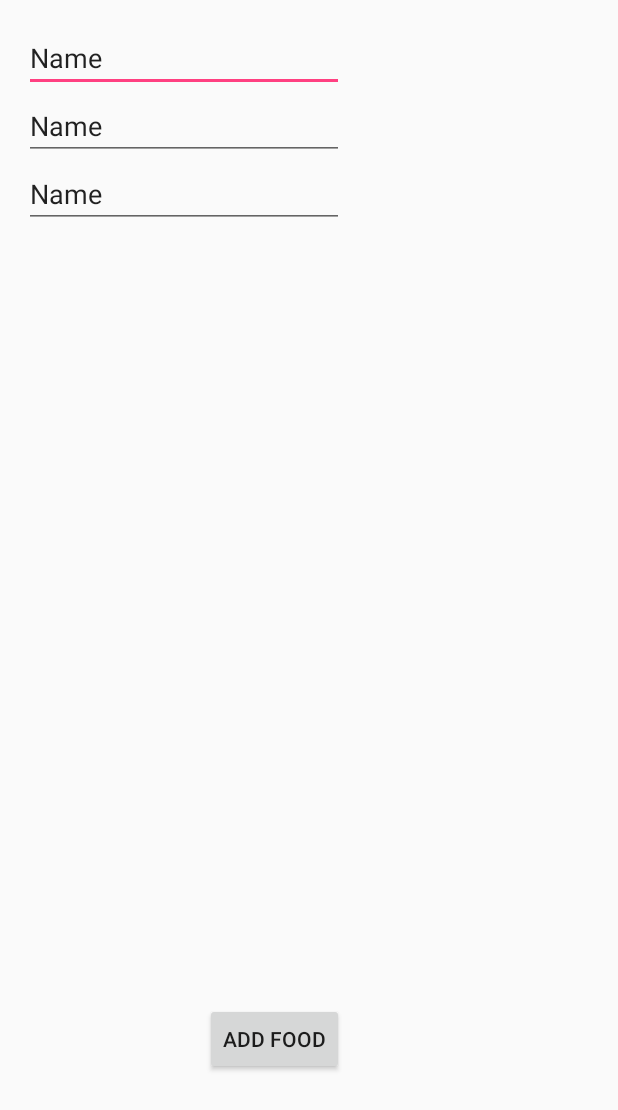
After one commit to Alec13355/Restaurant, an Android app: the layout activity_edit_menu.xml on its own in the app's theme, with its tools: preview values and no code run, on a phone screen of 412 x 824 dp. The commit adds this screen. Shown: the top 1110 px of the screen. Run offline under Robolectric (Android 15) with nearby library versions, the phone set to English and light mode, and no system bars.

Commit message:
Added manager add food to server

```diff
--- a/POSitive_Eating/app/src/main/AndroidManifest.xml
+++ b/POSitive_Eating/app/src/main/AndroidManifest.xml
@@ -10,8 +10,9 @@
         android:label="@string/app_name"
         android:supportsRtl="true"
         android:theme="@style/AppTheme">
-        <activity android:name=".LoginWindow"
-            android:screenOrientation="portrait" >
+        <activity
+            android:name=".LoginWindow"
+            android:screenOrientation="portrait">
             <intent-filter>
                 <action android:name="android.intent.action.MAIN" />
 
@@ -38,7 +39,8 @@
             android:label="@string/title_activity_order_menu"
             android:theme="@style/AppTheme.NoActionBar" />
         <activity android:name=".tableMap" />
-        <activity android:name=".viewTableMap"></activity>
+        <activity android:name=".viewTableMap" />
+        <activity android:name=".Edit_menu"></activity>
     </application>
 
 </manifest>
--- /dev/null
+++ b/POSitive_Eating/app/src/main/java/com/example/alec/positive_eating/Edit_menu.java
@@ -0,0 +1,53 @@
+package com.example.alec.positive_eating;
+
+import android.content.Intent;
+import android.support.v7.app.AppCompatActivity;
+import android.os.Bundle;
+import android.view.View;
+import android.widget.Button;
+import android.widget.EditText;
+import android.widget.Toast;
+
+import com.android.volley.Response;
+import com.example.shaneconnect.ShaneConnect;
+
+import org.json.JSONObject;
+
+import static com.example.alec.positive_eating.Singleton_ShaneConnect_Factory.getShaneConnect;
+
+public class Edit_menu extends AppCompatActivity {
+    EditText food,price,descriton;
+
+    @Override
+    protected void onCreate(Bundle savedInstanceState) {
+        super.onCreate(savedInstanceState);
+        setContentView(R.layout.activity_edit_menu);
+        Button add = (Button) findViewById(R.id.Add_to_menu);
+         food= (EditText)findViewById(R.id.FoodName);
+         price= (EditText)findViewById(R.id.PriceofFood);
+         descriton= (EditText)findViewById(R.id.Description);
+        //Initilizes the buttons.
+
+        add.setOnClickListener(
+                new View.OnClickListener()
+                {
+                    public void onClick(View view){
+                        ChangeFood(food.getText().toString(),price.getText().toString(),descriton.getText().toString());
+                    }
+                }
+        );
+    }
+    }
+
+    private void ChangeFood(String name, String price, String disc){
+        ShaneConnect vista = getShaneConnect();
+        //ShaneConnect vista = new ShaneConnect("http://proj-309-yt-4.cs.iastate.edu:1234", this);
+        int a = Integer.parseInt(price);
+        vista.addFood(name, a, disc, 1, new Response.Listener<JSONObject>() {
+            @Override
+            public void onResponse(JSONObject response) {
+                Toast.makeText(getApplicationContext(), response.toString(), Toast.LENGTH_LONG).show();
+            }
+        });
+    }
+}
--- /dev/null
+++ b/POSitive_Eating/app/src/main/res/layout/activity_edit_menu.xml
@@ -0,0 +1,58 @@
+<?xml version="1.0" encoding="utf-8"?>
+<RelativeLayout xmlns:android="http://schemas.android.com/apk/res/android"
+    xmlns:tools="http://schemas.android.com/tools"
+    android:id="@+id/activity_edit_menu"
+    android:layout_width="match_parent"
+    android:layout_height="match_parent"
+    android:paddingBottom="@dimen/activity_vertical_margin"
+    android:paddingLeft="@dimen/activity_horizontal_margin"
+    android:paddingRight="@dimen/activity_horizontal_margin"
+    android:paddingTop="@dimen/activity_vertical_margin"
+    tools:context="com.example.alec.positive_eating.Edit_menu">
+
+    <EditText
+        android:layout_width="wrap_content"
+        android:layout_height="wrap_content"
+        android:inputType="textPersonName"
+        android:text="@string/name12"
+        android:ems="10"
+        android:layout_alignParentTop="true"
+        android:layout_alignParentLeft="true"
+        android:layout_alignParentStart="true"
+        android:id="@+id/FoodName"
+        android:hint="@string/food" />
+
+    <EditText
+        android:layout_width="wrap_content"
+        android:layout_height="wrap_content"
+        android:inputType="textPersonName"
+        android:text="@string/name14"
+        android:ems="10"
+        android:layout_below="@+id/FoodName"
+        android:layout_alignParentLeft="true"
+        android:layout_alignParentStart="true"
+        android:id="@+id/PriceofFood"
+        android:hint="@string/price" />
+
+    <EditText
+        android:layout_width="wrap_content"
+        android:layout_height="wrap_content"
+        android:inputType="textPersonName"
+        android:text="@string/name"
+        android:ems="10"
+        android:layout_below="@+id/PriceofFood"
+        android:layout_alignParentLeft="true"
+        android:layout_alignParentStart="true"
+        android:id="@+id/Description"
+        android:hint="@string/description" />
+
+    <Button
+        android:text="@string/add_food"
+        android:layout_width="wrap_content"
+        android:layout_height="wrap_content"
+        android:layout_alignParentBottom="true"
+        android:layout_alignRight="@+id/Description"
+        android:layout_alignEnd="@+id/Description"
+        android:layout_marginBottom="91dp"
+        android:id="@+id/Add_to_menu" />
+</RelativeLayout>
--- a/POSitive_Eating/app/src/main/res/values/strings.xml
+++ b/POSitive_Eating/app/src/main/res/values/strings.xml
@@ -30,4 +30,11 @@
     <string name="yes">Yes</string>
     <string name="title_activity_order_menu">order_menu</string>
     <string name="button32">Button</string>
+    <string name="name">Name</string>
+    <string name="description">Description</string>
+    <string name="add_food">Add Food</string>
+    <string name="food">Food</string>
+    <string name="name12">Name</string>
+    <string name="name14">Name</string>
+    <string name="price">Price</string>
 </resources>
```
Also changed, not shown: 519 other files.
